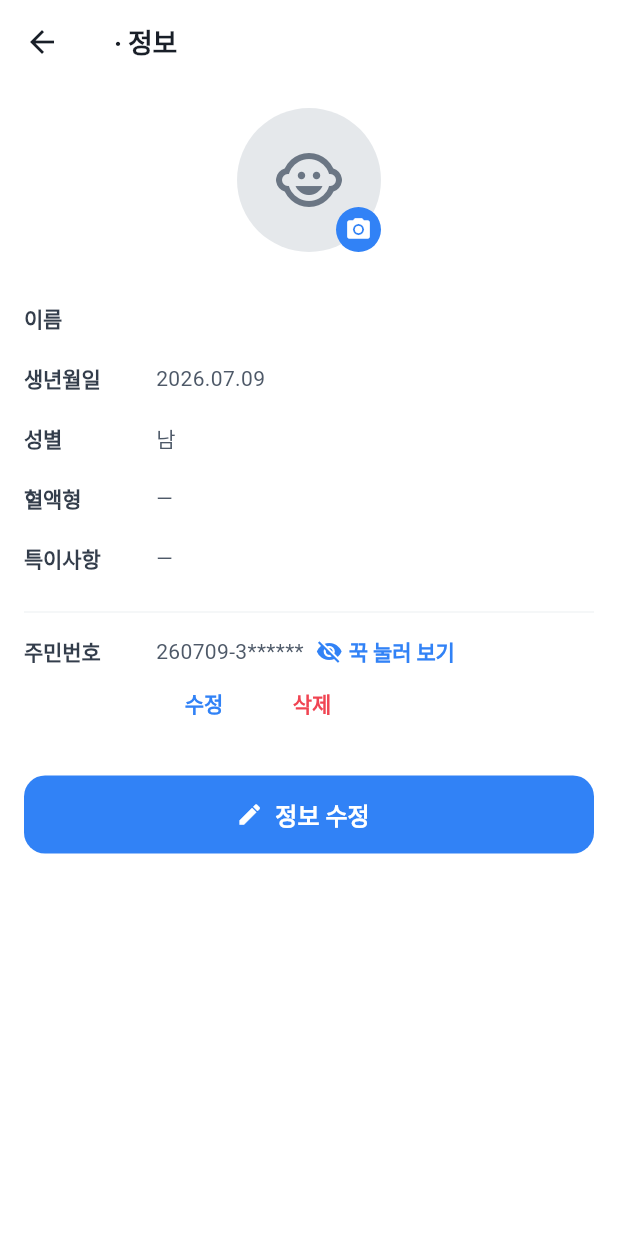
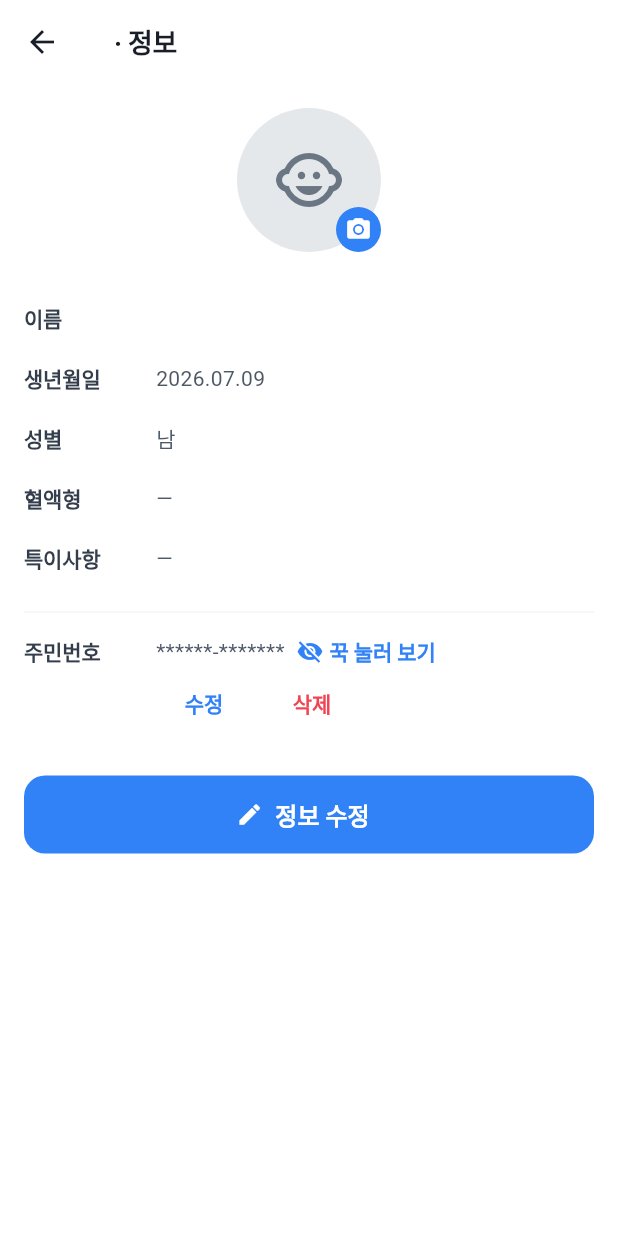
Before and after one commit to ParkHyunsu1110/hanppyeom, a Flutter app: the ChildInfoScreen screen opened directly with empty values, on a phone screen of 412 x 824 dp. Run offline on Flutter 3.47's test engine with Material 3 defaults, Android fonts, the phone set to English and light mode, and no system bars; our stand-ins replace cloud_firestore, firebase_auth, firebase_core, firebase_storage, fl_chart, flutter_map and 4 more; missing offline and left inert: encrypt; accounts and stored records are empty; Roboto replaces fonts that are missing (Pretendard).

Commit message:
fix: 주민번호 마스킹을 실제 값에서 생성(불일치 수정)
마스킹을 생년월일·성별로 재구성하던 방식이 실제 입력 번호와 어긋날 수 있어, 마스킹·전체 표기를 모두 복호화한 실제 값에서 뽑도록 변경해 항상 일치하게 했다.

Co-Authored-By: Claude Opus 4.8 <noreply@anthropic.com>

```diff
--- a/lib/screens/child_info_screen.dart
+++ b/lib/screens/child_info_screen.dart
@@ -275,20 +275,6 @@ class _RrnRow extends StatelessWidget {
   final Child child;
   final bool canEdit;
 
-  /// 복호화 없이 생년월일·성별로 만든 마스킹. 형식 YYMMDD-G****** .
-  /// G=성별자리: 1900년대 남1/여2, 2000년대 남3/여4.
-  String _masked() {
-    final b = child.birthDate;
-    final yy = (b.year % 100).toString().padLeft(2, '0');
-    final mm = b.month.toString().padLeft(2, '0');
-    final dd = b.day.toString().padLeft(2, '0');
-    final is2000s = b.year >= 2000;
-    final g = child.sex == Sex.male
-        ? (is2000s ? '3' : '1')
-        : (is2000s ? '4' : '2');
-    return '$yy$mm$dd-$g******';
-  }
-
   Future<void> _editOrRegister(
     BuildContext context, {
     required bool isEdit,
@@ -356,15 +342,18 @@ class _RrnRow extends StatelessWidget {
           child: Builder(
             builder: (context) {
               if (hasRrn) {
+                // 마스킹·전체표기 모두 실제(복호화) 번호에서 뽑아 항상 일치한다.
+                final digits = _decryptRrn(child.rrnEncrypted!);
                 // 부모가 아니면 마스킹만 보여준다(전체 보기·수정·삭제 없음).
-                if (!canEdit) return Text(_masked());
+                if (!canEdit) {
+                  return Text(
+                    digits != null ? _maskRrn(digits) : _rrnFallbackMask,
+                  );
+                }
                 return Column(
                   crossAxisAlignment: CrossAxisAlignment.start,
                   children: [
-                    _RrnHoldReveal(
-                      masked: _masked(),
-                      encrypted: child.rrnEncrypted!,
-                    ),
+                    _RrnHoldReveal(encrypted: child.rrnEncrypted!),
                     Wrap(
                       spacing: 8,
                       children: [
@@ -410,15 +399,36 @@ class _RrnRow extends StatelessWidget {
   }
 }
 
+/// 저장된 암호문을 복호화한다. 실패하거나 13자리가 아니면 null.
+String? _decryptRrn(String encrypted) {
+  try {
+    final digits = RrnCipher.decryptRrn(encrypted);
+    return digits.length == 13 ? digits : null;
+  } catch (_) {
+    return null;
+  }
+}
+
+/// 실제 번호의 뒤 6자리만 가린 마스킹: XXXXXX-G****** (생년월일·성별 재구성이
+/// 아니라 실제 값에서 뽑으므로 전체 표기와 항상 일치한다).
+String _maskRrn(String digits) =>
+    '${digits.substring(0, 6)}-${digits.substring(6, 7)}******';
+
+/// 전체 표기: XXXXXX-XXXXXXX .
+String _formatRrn(String digits) =>
+    '${digits.substring(0, 6)}-${digits.substring(6)}';
+
+/// 복호화 실패/미등록 시 표시할 기본 마스킹.
+const String _rrnFallbackMask = '******-*******';
+
 /// 주민번호 "꾹 눌러 보기". 누르고 있는 동안에만 전체 번호를 인라인으로 보여주고
 /// 떼면 다시 마스킹으로 돌아간다(부모 전용). 다이얼로그 대신 마찰 없는 열람.
 ///
-/// 전체 값은 [RrnCipher.decryptRrn]로 즉시 복호화한다(부모·본인 기기 한정이라
-/// 별도 재인증은 두지 않는다). 복호화 실패 시 조용히 마스킹을 유지한다.
+/// 마스킹·전체 표기 모두 [RrnCipher.decryptRrn]로 복호화한 실제 값에서 뽑는다
+/// (부모·본인 기기 한정이라 별도 재인증은 두지 않는다). 복호화 실패 시 기본 마스킹.
 class _RrnHoldReveal extends StatefulWidget {
-  const _RrnHoldReveal({required this.masked, required this.encrypted});
+  const _RrnHoldReveal({required this.encrypted});
 
-  final String masked;
   final String encrypted;
 
   @override
@@ -428,21 +438,7 @@ class _RrnHoldReveal extends StatefulWidget {
 class _RrnHoldRevealState extends State<_RrnHoldReveal> {
   bool _revealed = false;
 
-  /// 전체 표기: XXXXXX-XXXXXXX. 복호화 실패면 null(마스킹 유지).
-  String? _decryptedFormatted() {
-    try {
-      final digits = RrnCipher.decryptRrn(widget.encrypted);
-      return '${digits.substring(0, 6)}-${digits.substring(6)}';
-    } catch (_) {
-      return null;
-    }
-  }
-
-  void _reveal() {
-    // 누르는 순간 복호화를 시도해 실패하면 마스킹을 유지한다.
-    if (_decryptedFormatted() == null) return;
-    setState(() => _revealed = true);
-  }
+  void _reveal() => setState(() => _revealed = true);
 
   void _hide() {
     if (_revealed) setState(() => _revealed = false);
@@ -450,12 +446,15 @@ class _RrnHoldRevealState extends State<_RrnHoldReveal> {
 
   @override
   Widget build(BuildContext context) {
-    final full = _revealed ? _decryptedFormatted() : null;
+    final digits = _decryptRrn(widget.encrypted);
+    final text = digits == null
+        ? _rrnFallbackMask
+        : (_revealed ? _formatRrn(digits) : _maskRrn(digits));
     final primary = Theme.of(context).colorScheme.primary;
     // 주민번호 값 옆에 "꾹 눌러 보기"를 둔다(누르는 동안만 전체 표시).
     return Row(
       children: [
-        Flexible(child: Text(full ?? widget.masked)),
+        Flexible(child: Text(text)),
         const SizedBox(width: 8),
         GestureDetector(
           onTapDown: (_) => _reveal(),
```
